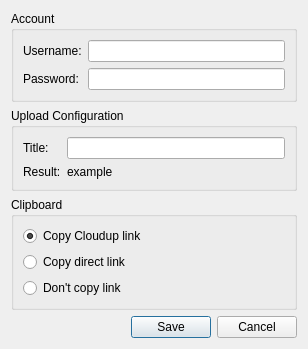
Old version of the form settings.ui in the repository Jinzulen/ScreenCloud-Cloudup.
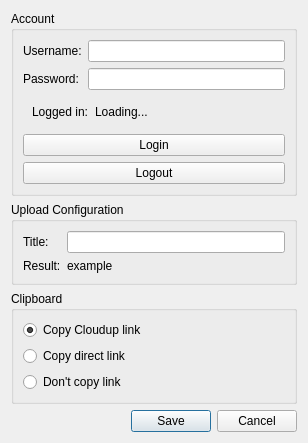
New version of the form.

Commit message: Logout and username display.

What changed in the file:
```diff
--- a/settings.ui
+++ b/settings.ui
@@ -66,6 +66,51 @@
                                 </item>
                             </layout>
                         </item>
+
+                        <!-- Logged in user -->
+                        <item>
+                            <widget class="QWidget" name="widget_user" native="true">
+                                <layout class="QFormLayout" name="form_user">
+                                    <item row="0" column="0">
+                                        <widget class="QLabel" name="label_user">
+                                            <property name="text">
+                                                <string>Logged in:</string>
+                                            </property>
+                                        </widget>
+                                    </item>
+
+                                    <item row="0" column="1">
+                                        <widget class="QLabel" name="label_username">
+                                            <property name="text">
+                                                <string>Loading...</string>
+                                            </property>
+                                        </widget>
+                                    </item>
+                                </layout>
+                            </widget>
+                        </item>
+
+                        <!-- Login button -->
+                        <item>
+                            <widget class="QPushButton" name="button_authenticate">
+                                <property name="text">
+                                    <string>Login</string>
+                                </property>
+
+                                <property name="checkable">
+                                    <bool>false</bool>
+                                </property>
+                            </widget>
+                        </item>
+
+                        <!-- Logout button -->
+                        <item>
+                            <widget class="QPushButton" name="widget_loggedIn" native="true">
+                                <property name="text">
+                                    <string>Logout</string>
+                                </property>
+                            </widget>
+                        </item>
                     </layout>
                 </widget>
             </item>
```
